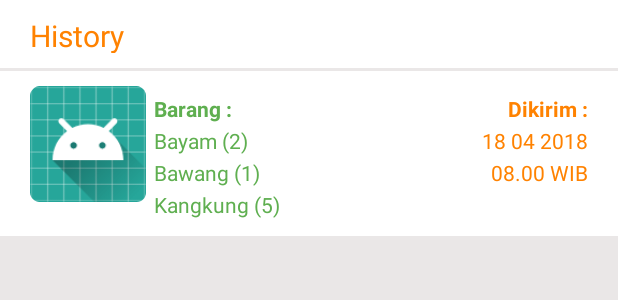
After one commit to suastikaadinata/sayur.in, an Android app: the layout activity_tab_fragment_completed.xml on its own in the app's theme, with its tools: preview values and no code run, on a phone screen of 412 x 824 dp. The commit adds this screen. Shown: the top 300 px of the screen. Run offline under Robolectric (Android 15) with nearby library versions, the phone set to English and light mode, and no system bars.

Commit message:
Hisory fragment

```diff
--- a/Sayurin2/app/src/main/AndroidManifest.xml
+++ b/Sayurin2/app/src/main/AndroidManifest.xml
@@ -14,7 +14,7 @@
         android:supportsRtl="true"
         android:theme="@style/AppTheme">
         <activity
-            android:name=".Process"
+            android:name=".History"
             android:label="@string/app_name"
             android:noHistory="true"
             android:screenOrientation="portrait">
@@ -37,7 +37,9 @@
         <activity android:name=".Chating" />
         <activity android:name=".Cart" />
         <activity android:name=".EditProfile" />
-        <activity android:name=".History"></activity>
+        <activity android:name=".Process" />
+        <activity android:name=".TabFragmentInprogress" />
+        <activity android:name=".TabFragmentCompleted"></activity>
     </application>
 
 </manifest>
--- /dev/null
+++ b/Sayurin2/app/src/main/res/layout/activity_tab_fragment_completed.xml
@@ -0,0 +1,150 @@
+<?xml version="1.0" encoding="utf-8"?>
+<android.support.constraint.ConstraintLayout xmlns:android="http://schemas.android.com/apk/res/android"
+    xmlns:app="http://schemas.android.com/apk/res-auto"
+    xmlns:tools="http://schemas.android.com/tools"
+    android:layout_width="match_parent"
+    android:layout_height="match_parent"
+    tools:context=".TabFragmentCompleted">
+
+
+    <LinearLayout
+        android:layout_width="match_parent"
+        android:layout_height="match_parent"
+        android:background="#eae7e7"
+        android:orientation="vertical">
+
+        <FrameLayout
+            android:layout_width="match_parent"
+            android:layout_height="45dp"
+
+            android:background="#ffffff"
+            android:padding="10dp">
+
+            <TextView
+                android:id="@+id/textView1"
+                android:layout_width="wrap_content"
+                android:layout_height="wrap_content"
+                android:layout_marginLeft="10dp"
+                android:layout_marginStart="10dp"
+                android:text="History"
+                android:textColor="#ff8200"
+                android:textSize="20sp" />
+        </FrameLayout>
+
+        <RelativeLayout
+            android:layout_width="match_parent"
+            android:layout_height="110dp"
+            android:layout_marginTop="2dp"
+            android:background="#ffffff"
+            android:padding="10dp">
+
+            <ImageView
+                android:id="@+id/imageView"
+                android:layout_width="77dp"
+                android:layout_height="77dp"
+                android:layout_marginLeft="10dp"
+                android:contentDescription="profile image"
+                android:src="@mipmap/ic_launcher_round" />
+
+            <TextView
+                android:id="@+id/textView_barang"
+                android:layout_width="match_parent"
+                android:layout_height="wrap_content"
+                android:layout_toRightOf="@id/imageView"
+                android:layout_marginLeft="5dp"
+                android:layout_toLeftOf="@id/textView_kirim"
+                android:text="Barang :"
+                android:layout_marginTop="5dp"
+                android:textColor="#5faf50"
+                android:textSize="14sp"
+                android:textStyle="bold" />
+
+            <TextView
+                android:id="@+id/textView_barang1"
+                android:layout_width="match_parent"
+                android:layout_height="wrap_content"
+                android:layout_toRightOf="@id/imageView"
+                android:layout_marginLeft="5dp"
+                android:layout_marginTop="2dp"
+                android:layout_toLeftOf="@id/textView_tanggal"
+                android:layout_below="@id/textView_barang"
+                android:text="Bayam (2)"
+                android:textColor="#5faf50"
+                android:textSize="14sp" />
+
+            <TextView
+                android:id="@+id/textView_barang2"
+                android:layout_width="match_parent"
+                android:layout_height="wrap_content"
+                android:layout_toRightOf="@id/imageView"
+                android:layout_marginLeft="5dp"
+                android:layout_toLeftOf="@id/textView_jam"
+                android:layout_below="@id/textView_barang1"
+                android:layout_marginTop="2dp"
+                android:text="Bawang (1)"
+                android:textColor="#5faf50"
+                android:textSize="14sp"
+                />
+            <TextView
+                android:id="@+id/textViewnote1"
+                android:layout_width="wrap_content"
+                android:layout_height="wrap_content"
+                android:layout_toRightOf="@id/imageView"
+                android:layout_marginLeft="5dp"
+                android:layout_below="@id/textView_barang2"
+                android:text="Kangkung (5)"
+                android:layout_marginTop="2dp"
+                android:textColor="#5faf50"
+                android:textSize="14sp"
+                />
+
+            <TextView
+                android:id="@+id/textView_kirim"
+                android:layout_width="wrap_content"
+                android:layout_height="wrap_content"
+                android:layout_alignParentRight="true"
+                android:layout_marginTop="5dp"
+                android:layout_weight="1"
+                android:layout_marginRight="10dp"
+                android:text="Dikirim :"
+                android:textAlignment="center"
+                android:textColor="#ff8200"
+                android:textSize="14sp"
+                android:textStyle="bold" />
+
+            <TextView
+                android:id="@+id/textView_tanggal"
+                android:layout_width="wrap_content"
+                android:layout_height="wrap_content"
+                android:layout_alignParentRight="true"
+                android:layout_weight="1"
+                android:layout_below="@id/textView_kirim"
+                android:text="18 04 2018"
+                android:layout_marginRight="10dp"
+                android:layout_marginTop="2dp"
+                android:textAlignment="center"
+                android:textColor="#ff8200"
+                android:textSize="14sp"
+                />
+
+            <TextView
+                android:id="@+id/textView_jam"
+                android:layout_width="wrap_content"
+                android:layout_height="wrap_content"
+                android:layout_alignParentRight="true"
+                android:layout_weight="1"
+                android:layout_below="@id/textView_tanggal"
+                android:text="08.00 WIB"
+                android:layout_marginTop="2dp"
+                android:textAlignment="center"
+                android:textColor="#ff8200"
+                android:layout_marginRight="10dp"
+                android:textSize="14sp"
+                />
+
+
+
+        </RelativeLayout>
+    </LinearLayout>
+
+</android.support.constraint.ConstraintLayout>
```
Also changed, not shown: Sayurin2/app/src/main/java/com/sayurin/History.java (+39 -1 lines), Sayurin2/app/src/main/java/com/sayurin/PageAdapter.java (added, +34 -0 lines), Sayurin2/app/src/main/java/com/sayurin/TabFragmentCompleted.java (added, +15 -0 lines), Sayurin2/app/src/main/java/com/sayurin/TabFragmentInprogress.java (added, +15 -0 lines), Sayurin2/app/src/main/res/layout/history.xml (+26 -19 lines), Sayurin2/app/src/main/res/layout/tab_fragment_inprogress.xml (added, +15 -0 lines).
